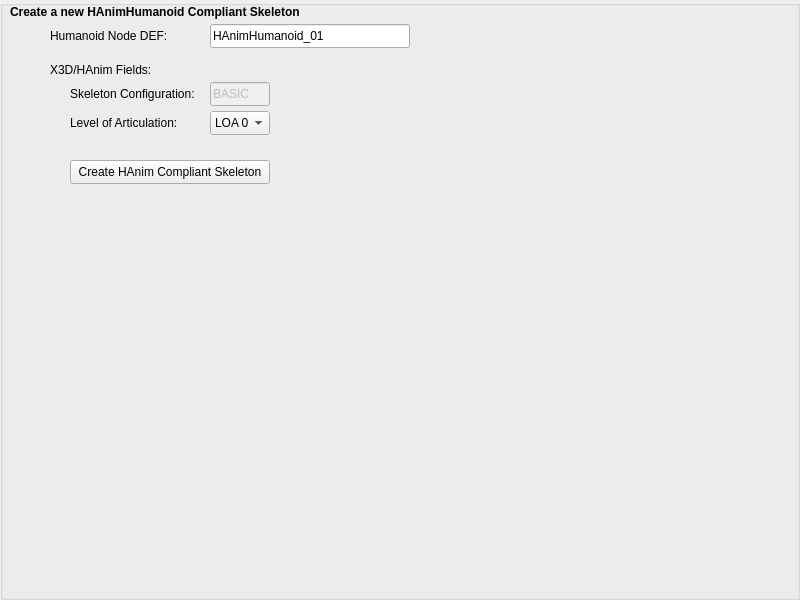
Above: rawkee/auxilary/RKCharacterEditorHAnimSkeletonPanel.ui from und-dream-lab/rawkee before the change. Below: the same form after it.
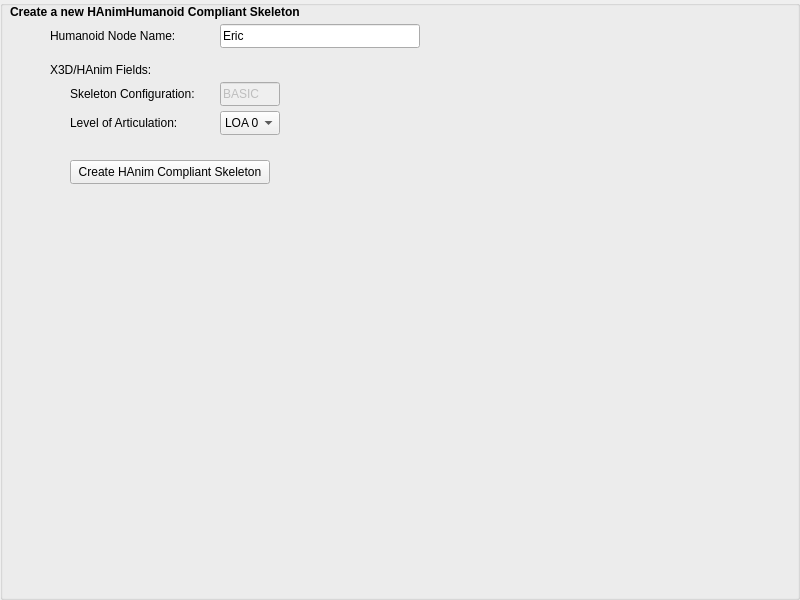
That is the form after the change.

Commit message: Completed the HAnim Skeleton Creator and Generates LOA0-LOA4 HAnim Skeletons for Maya. (#53)

The edit to the form file:
```diff
--- a/rawkee/auxilary/RKCharacterEditorHAnimSkeletonPanel.ui
+++ b/rawkee/auxilary/RKCharacterEditorHAnimSkeletonPanel.ui
@@ -84,18 +84,18 @@
        <widget class="QLabel" name="hnDEFLabel">
         <property name="minimumSize">
          <size>
-          <width>150</width>
+          <width>160</width>
           <height>24</height>
          </size>
         </property>
         <property name="maximumSize">
          <size>
-          <width>150</width>
+          <width>160</width>
           <height>24</height>
          </size>
         </property>
         <property name="text">
-         <string>Humanoid Node DEF:</string>
+         <string>Humanoid Node Name:</string>
         </property>
         <property name="alignment">
          <set>Qt::AlignLeading|Qt::AlignLeft|Qt::AlignVCenter</set>
@@ -117,7 +117,7 @@
          </size>
         </property>
         <property name="text">
-         <string>HAnimHumanoid_01</string>
+         <string>Eric</string>
         </property>
        </widget>
       </item>
@@ -196,13 +196,13 @@
        <widget class="QLabel" name="skConfigLabel">
         <property name="minimumSize">
          <size>
-          <width>130</width>
+          <width>140</width>
           <height>24</height>
          </size>
         </property>
         <property name="maximumSize">
          <size>
-          <width>130</width>
+          <width>140</width>
           <height>24</height>
          </size>
         </property>
@@ -263,13 +263,13 @@
        <widget class="QLabel" name="loaLabel">
         <property name="minimumSize">
          <size>
-          <width>130</width>
+          <width>140</width>
           <height>24</height>
          </size>
         </property>
         <property name="maximumSize">
          <size>
-          <width>130</width>
+          <width>140</width>
           <height>24</height>
          </size>
         </property>
```
The commit also changes 1 other file.
